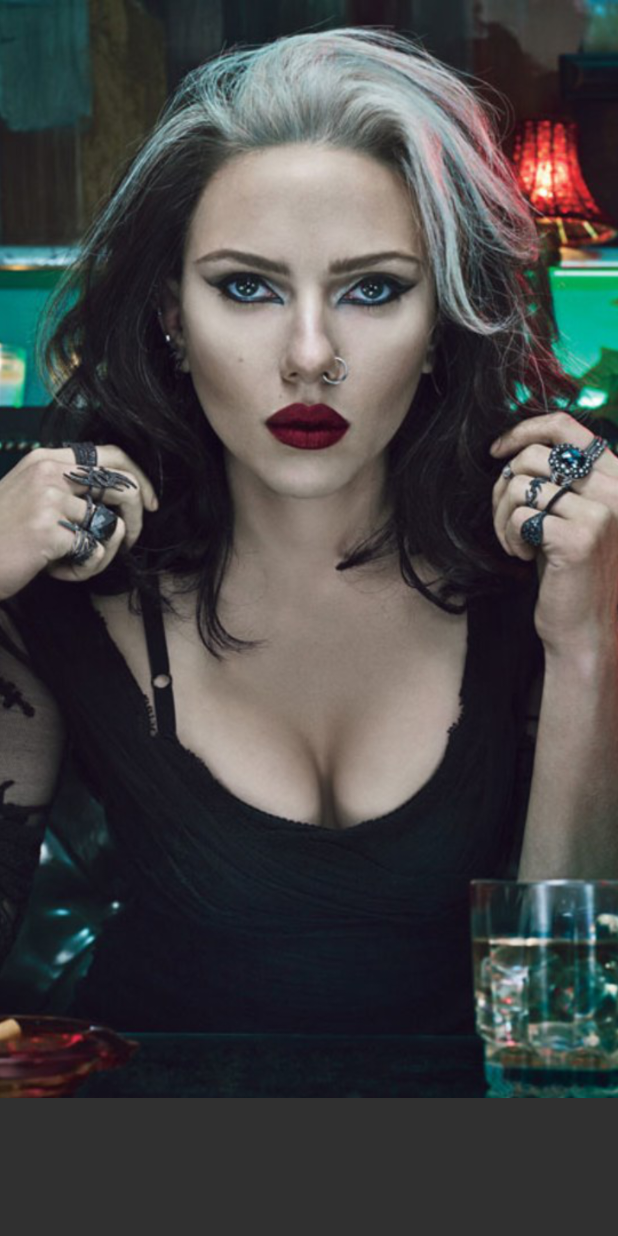
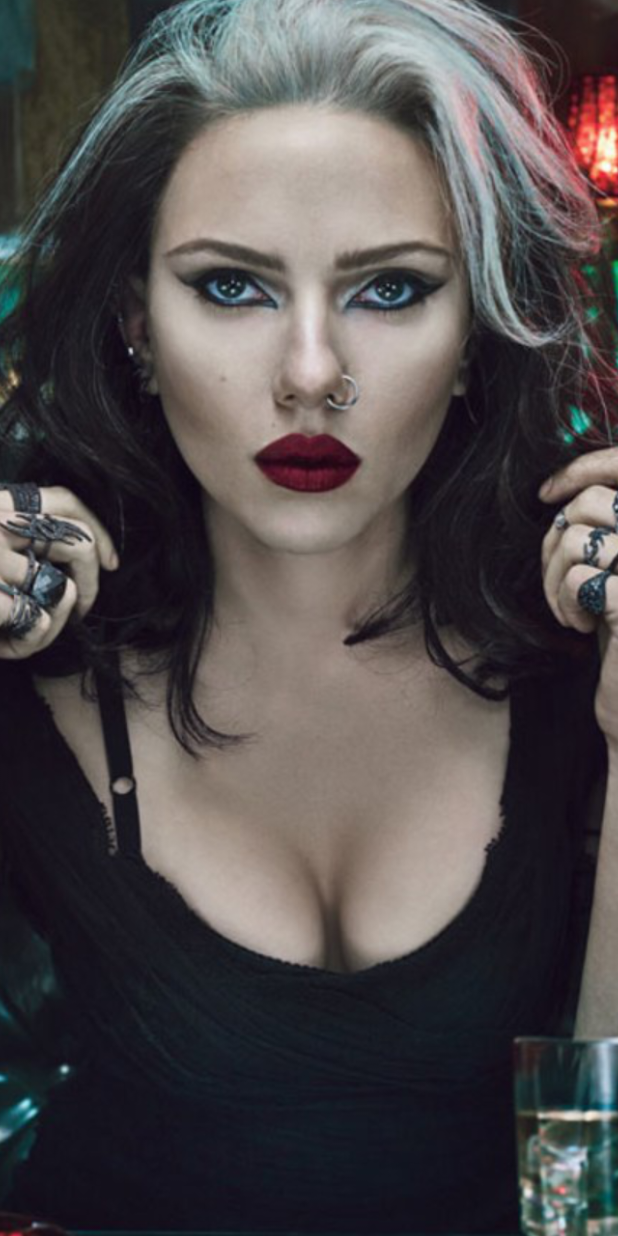
Before and after one commit to costarafaelhugo/Netflix-Java-Clone, an Android app: the layout movie_item.xml on its own in the app's theme, with its tools: preview values and no code run, on a phone screen of 412 x 824 dp. Run offline under Robolectric (Android 15) with nearby library versions, the phone set to English and light mode, and no system bars.

Commit message:
Criei a lista de categorias

```diff
--- a/app/src/main/res/layout/activity_main.xml
+++ b/app/src/main/res/layout/activity_main.xml
@@ -15,5 +15,5 @@
         app:layout_constraintEnd_toEndOf="parent"
         app:layout_constraintStart_toStartOf="parent"
         app:layout_constraintTop_toTopOf="parent"
-        tools:listitem="@layout/movie_item"/>
+        tools:listitem="@layout/category_item"/>
 </android.support.constraint.ConstraintLayout>
--- a/app/src/main/res/layout/movie_item.xml
+++ b/app/src/main/res/layout/movie_item.xml
@@ -1,19 +1,23 @@
 <?xml version="1.0" encoding="utf-8"?>
 <android.support.constraint.ConstraintLayout xmlns:android="http://schemas.android.com/apk/res/android"
     xmlns:app="http://schemas.android.com/apk/res-auto"
-    android:layout_width="match_parent"
+    android:layout_width="wrap_content"
     android:layout_height="match_parent"
-    android:orientation="vertical">
+    xmlns:tools="http://schemas.android.com/tools"
+    tools:showIn="@layout/category_item">
 
-<ImageView
-    android:id="@+id/image_view_cover"
-    android:layout_width="wrap_content"
-    android:layout_height="0dp"
-    android:scaleType="centerCrop"
-    app:layout_constraintStart_toStartOf="parent"
-    app:layout_constraintTop_toTopOf="parent"
-    app:layout_constraintEnd_toEndOf="parent"
-    android:src="@drawable/movie"
-    app:layout_constraintDimensionRatio="h,9:16"/>
+    <ImageView
+        android:id="@+id/image_view_cover"
+        android:layout_width="0dp"
+        android:layout_height="wrap_content"
+        android:scaleType="centerCrop"
+        android:layout_marginStart="4dp"
+        android:layout_marginEnd="4dp"
+        android:src="@drawable/movie"
+        app:layout_constraintDimensionRatio="w, 3:4"
+        app:layout_constraintEnd_toEndOf="parent"
+        app:layout_constraintStart_toStartOf="parent"
+        app:layout_constraintBottom_toBottomOf="parent"
+        app:layout_constraintTop_toTopOf="parent" />
 
 </android.support.constraint.ConstraintLayout>
```
Also changed, not shown: app/src/main/java/com/hugorafaelcosta/netflixjavaversion/MainActivity.java (+54 -4 lines), app/src/main/res/layout/category_item.xml (+5 -4 lines).
